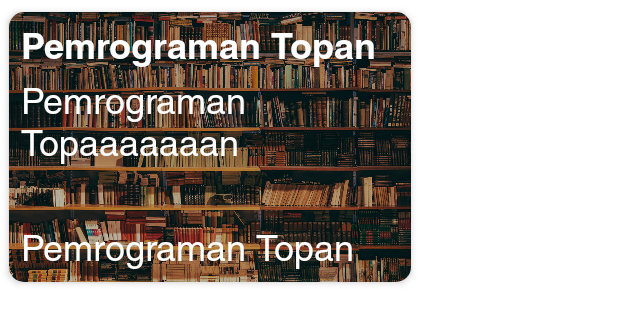
After one commit to taufan-mft/UNSOEDPass2, an Android app: the layout row_berita.xml on its own in the app's theme, with its tools: preview values and no code run, on a phone screen of 412 x 824 dp. The commit adds this screen. Shown: the top 324 px of the screen. Run offline under Robolectric (Android 15) with nearby library versions, the phone set to English and light mode, and no system bars.

Commit message:
tambah bagian berita
happening right now

```diff
--- a/app/src/main/res/layout/activity_main.xml
+++ b/app/src/main/res/layout/activity_main.xml
@@ -250,6 +250,7 @@
                     app:layout_constraintTop_toBottomOf="@+id/textView17" >
 
                     <androidx.recyclerview.widget.RecyclerView
+                        android:id="@+id/beritarec"
                         android:layout_width="match_parent"
                         android:layout_height="match_parent"
                         android:orientation="horizontal"/>
--- /dev/null
+++ b/app/src/main/res/layout/row_berita.xml
@@ -0,0 +1,71 @@
+<?xml version="1.0" encoding="utf-8"?>
+<androidx.cardview.widget.CardView xmlns:android="http://schemas.android.com/apk/res/android"
+    xmlns:card_view="http://schemas.android.com/apk/res-auto"
+    xmlns:tools="http://schemas.android.com/tools"
+    android:layout_width="280dp"
+    android:layout_height="wrap_content"
+    card_view:cardCornerRadius="10dp"
+    card_view:cardElevation="3dp"
+    card_view:cardUseCompatPadding="true">
+
+
+    <androidx.constraintlayout.widget.ConstraintLayout
+        android:layout_width="wrap_content"
+        android:layout_height="match_parent">
+
+        <ImageView
+            android:id="@+id/imageView6"
+            android:layout_width="280dp"
+            android:layout_height="180dp"
+            card_view:layout_constraintBottom_toBottomOf="parent"
+            card_view:layout_constraintEnd_toEndOf="parent"
+            card_view:layout_constraintHorizontal_bias="0.0"
+            card_view:layout_constraintStart_toStartOf="parent"
+            card_view:layout_constraintTop_toTopOf="parent"
+            android:scaleType="centerCrop"
+            card_view:srcCompat="@drawable/uplashbook" />
+
+        <TextView
+            android:id="@+id/headline"
+            android:layout_width="wrap_content"
+            android:layout_height="wrap_content"
+            android:layout_marginStart="8dp"
+            android:layout_marginLeft="8dp"
+            android:layout_marginTop="8dp"
+            android:fontFamily="@font/helvetica"
+            android:text="Pemrograman Topan"
+            android:textColor="#FFFFFF"
+            android:textSize="24sp"
+            card_view:layout_constraintStart_toStartOf="parent"
+            card_view:layout_constraintTop_toTopOf="parent" />
+
+        <TextView
+            android:id="@+id/konten"
+            android:layout_width="match_parent"
+            android:layout_height="wrap_content"
+            android:layout_marginStart="8dp"
+            android:layout_marginLeft="8dp"
+            android:layout_marginTop="8dp"
+            android:fontFamily="@font/helvetica2"
+            android:text="Pemrograman Topaaaaaaan"
+            android:textColor="#FFFFFF"
+            android:textSize="24sp"
+            card_view:layout_constraintStart_toStartOf="parent"
+            card_view:layout_constraintTop_toBottomOf="@+id/headline" />
+
+        <TextView
+            android:id="@+id/authore"
+            android:layout_width="wrap_content"
+            android:layout_height="wrap_content"
+            android:layout_marginStart="8dp"
+            android:layout_marginLeft="8dp"
+            android:layout_marginBottom="8dp"
+            android:fontFamily="@font/helvetica2"
+            android:text="Pemrograman Topan"
+            android:textColor="#FFFFFF"
+            android:textSize="24sp"
+            card_view:layout_constraintBottom_toBottomOf="parent"
+            card_view:layout_constraintStart_toStartOf="parent" />
+
+    </androidx.constraintlayout.widget.ConstraintLayout>
+</androidx.cardview.widget.CardView>
```
Also changed, not shown: app/src/main/java/com/topanlabs/unsoedpass/MainActivity.java (+54 -0 lines), app/src/main/java/com/topanlabs/unsoedpass/beritaAdapter.java (added, +70 -0 lines), app/src/main/java/com/topanlabs/unsoedpass/beritaInt.java (added, +14 -0 lines), app/src/main/java/com/topanlabs/unsoedpass/beritaModel.java (added, +60 -0 lines).
